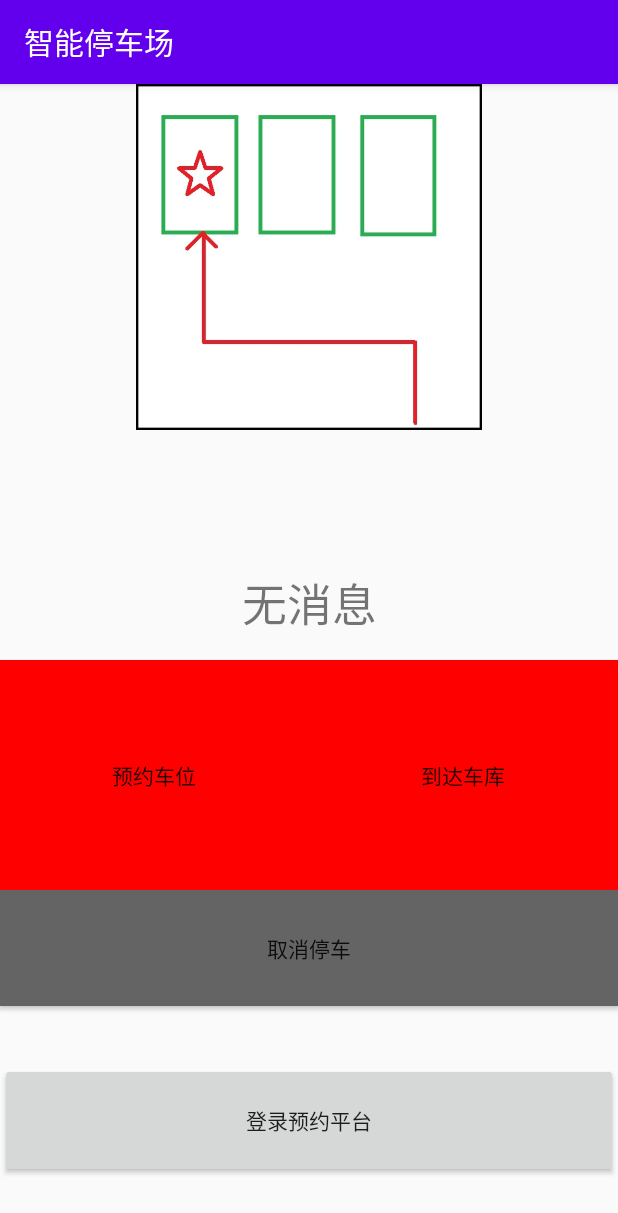
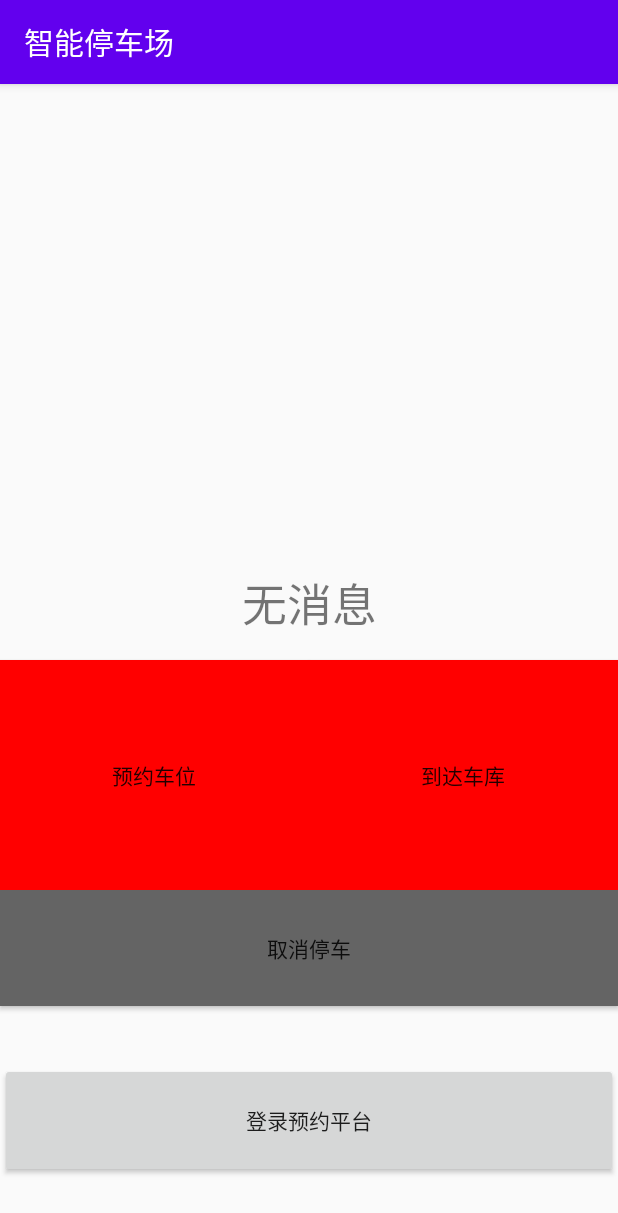
Before and after one commit to LeslieLiuZJNU/iot-parking-lot-model, an Android app: the screen it shows after launch (MainActivity), on a phone screen of 412 x 824 dp. Shown: the top 1213 px of the screen. Run offline under Robolectric (Android 15) with nearby library versions, the phone set to English and light mode, and no system bars.

Commit message:
Update activity_main.xml

```diff
--- a/android-app/IoTParkingLot/app/src/main/res/layout/activity_main.xml
+++ b/android-app/IoTParkingLot/app/src/main/res/layout/activity_main.xml
@@ -119,7 +119,7 @@
         android:id="@+id/imageView"
         android:layout_width="0dp"
         android:layout_height="0dp"
-        android:alpha="100"
+        android:alpha="0"
         app:layout_constraintBottom_toTopOf="@+id/guideline"
         app:layout_constraintEnd_toEndOf="parent"
         app:layout_constraintStart_toStartOf="parent"
```
